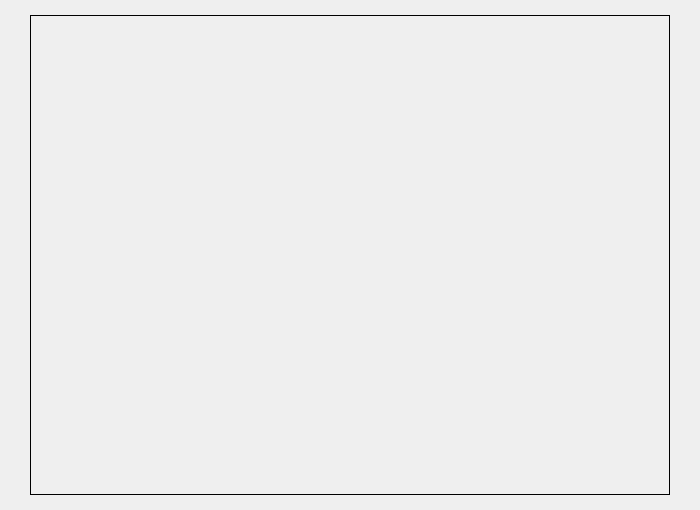
Qt form Trajektoria/pokaz_traj.ui (mikidzl/Trajektoria) before a commit.
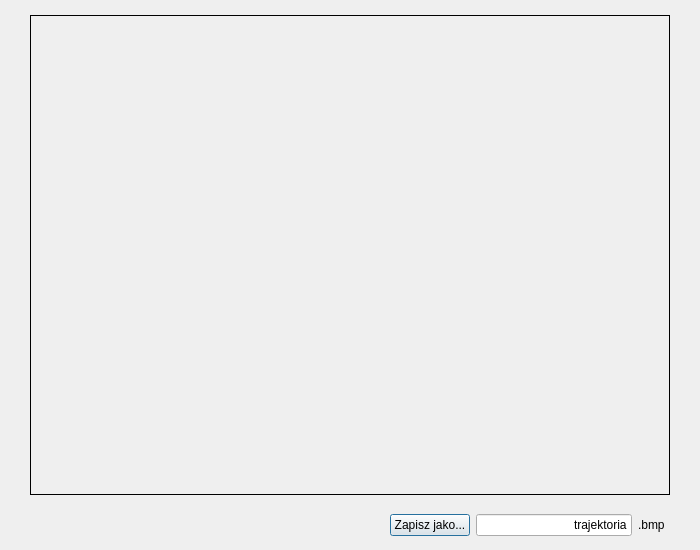
The same form after that commit. Icons and pictures are not drawn.

What changed in the file:
```diff
--- a/Trajektoria/pokaz_traj.ui
+++ b/Trajektoria/pokaz_traj.ui
@@ -7,19 +7,19 @@
     <x>0</x>
     <y>0</y>
     <width>700</width>
-    <height>510</height>
+    <height>550</height>
    </rect>
   </property>
   <property name="minimumSize">
    <size>
     <width>680</width>
-    <height>510</height>
+    <height>550</height>
    </size>
   </property>
   <property name="maximumSize">
    <size>
     <width>700</width>
-    <height>510</height>
+    <height>550</height>
    </size>
   </property>
   <property name="windowTitle">
@@ -53,7 +53,7 @@
      </spacer>
     </item>
     <item>
-     <widget class="QLabel" name="label">
+     <widget class="QLabel" name="label_trajektoria">
       <property name="minimumSize">
        <size>
         <width>640</width>
@@ -92,6 +92,45 @@
     </item>
    </layout>
   </widget>
+  <widget class="QWidget" name="">
+   <property name="geometry">
+    <rect>
+     <x>390</x>
+     <y>510</y>
+     <width>275</width>
+     <height>30</height>
+    </rect>
+   </property>
+   <layout class="QHBoxLayout" name="horizontalLayout_2">
+    <item>
+     <widget class="QPushButton" name="pB_zapisz">
+      <property name="text">
+       <string>Zapisz jako...</string>
+      </property>
+     </widget>
+    </item>
+    <item>
+     <widget class="QLineEdit" name="line_nazwa">
+      <property name="text">
+       <string>trajektoria</string>
+      </property>
+      <property name="maxLength">
+       <number>100</number>
+      </property>
+      <property name="alignment">
+       <set>Qt::AlignRight|Qt::AlignTrailing|Qt::AlignVCenter</set>
+      </property>
+     </widget>
+    </item>
+    <item>
+     <widget class="QLabel" name="label">
+      <property name="text">
+       <string>.bmp</string>
+      </property>
+     </widget>
+    </item>
+   </layout>
+  </widget>
  </widget>
  <resources/>
  <connections/>
```
Left out of the diff: 5 changed lines with no effect on the pictures.
